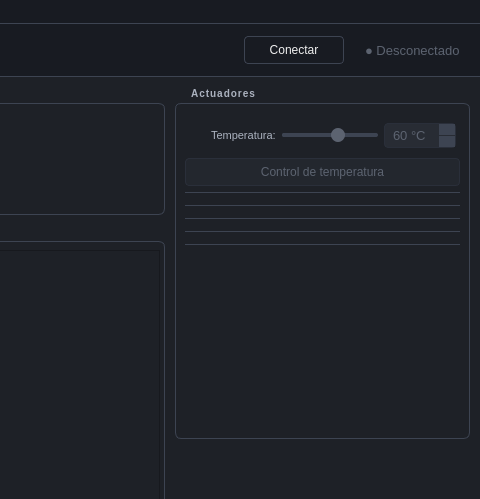
giulianoturpia1/PolyConLab_SCADA, file assets/ui/main_window.ui: the form before one commit; both pictures show x 800 to 1280 and y 0 to 499 of the 1280 by 800 pixel window.
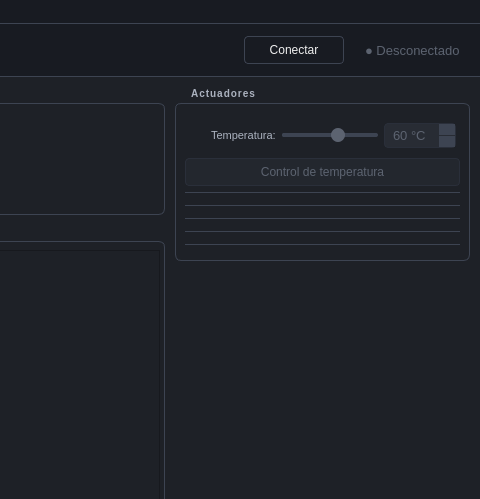
The form after the commit. Custom widgets are drawn as their Qt base class.

Commit message: PCL-91 | Let the Actuadores box shrink to its rows

Diff of the .ui file:
```diff
--- a/assets/ui/main_window.ui
+++ b/assets/ui/main_window.ui
@@ -527,12 +527,6 @@
              <item>
               <widget class="ActuatorRow" name="row_mixer"/>
              </item>
-             <item>
-              <spacer name="vsp_ctrl">
-               <property name="orientation"><enum>Qt::Vertical</enum></property>
-               <property name="sizeHint" stdset="0"><size><width>20</width><height>40</height></size></property>
-              </spacer>
-             </item>
             </layout>
            </widget>
           </item>
```
